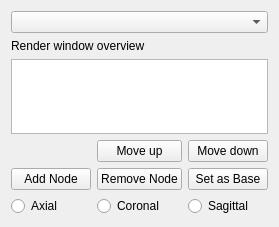
Old version of the form Plugins/org.mitk.gui.qt.renderwindowmanager/src/internal/QmitkRenderWindowManagerControls.ui in the repository pollen-metrology/MITK.
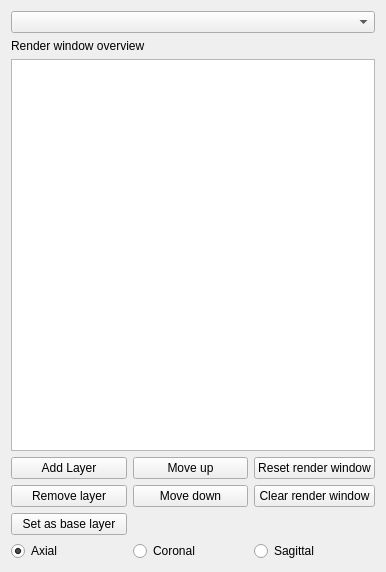
New version of the form.

```diff
--- a/Plugins/org.mitk.gui.qt.renderwindowmanager/src/internal/QmitkRenderWindowManagerControls.ui
+++ b/Plugins/org.mitk.gui.qt.renderwindowmanager/src/internal/QmitkRenderWindowManagerControls.ui
@@ -6,8 +6,8 @@
    <rect>
     <x>0</x>
     <y>0</y>
-    <width>263</width>
-    <height>227</height>
+    <width>386</width>
+    <height>572</height>
    </rect>
   </property>
   <property name="minimumSize">
@@ -46,55 +46,72 @@
        </property>
       </widget>
      </item>
-     <item row="0" column="2">
-      <widget class="QPushButton" name="pushButtonMoveDown">
-       <property name="text">
-        <string>Move down</string>
-       </property>
-      </widget>
-     </item>
-     <item row="1" column="0">
-      <widget class="QPushButton" name="pushButtonAddNode">
-       <property name="text">
-        <string>Add Node</string>
-       </property>
-      </widget>
-     </item>
-     <item row="1" column="1">
-      <widget class="QPushButton" name="pushButtonRemoveNode">
-       <property name="text">
-        <string>Remove Node</string>
-       </property>
-      </widget>
-     </item>
-     <item row="1" column="2">
-      <widget class="QPushButton" name="pushButtonSetAsBaseNode">
-       <property name="text">
-        <string>Set as Base</string>
-       </property>
-      </widget>
-     </item>
-     <item row="2" column="0">
+     <item row="3" column="0">
       <widget class="QRadioButton" name="radioButtonAxial">
        <property name="text">
         <string>Axial</string>
        </property>
+       <property name="checked">
+        <bool>true</bool>
+       </property>
       </widget>
      </item>
-     <item row="2" column="1">
+     <item row="3" column="1">
       <widget class="QRadioButton" name="radioButtonCoronal">
        <property name="text">
         <string>Coronal</string>
        </property>
       </widget>
      </item>
-     <item row="2" column="2">
+     <item row="3" column="2">
       <widget class="QRadioButton" name="radioButtonSagittal">
        <property name="text">
         <string>Sagittal</string>
        </property>
       </widget>
      </item>
+     <item row="1" column="1">
+      <widget class="QPushButton" name="pushButtonMoveDown">
+       <property name="text">
+        <string>Move down</string>
+       </property>
+      </widget>
+     </item>
+     <item row="1" column="0">
+      <widget class="QPushButton" name="pushButtonRemoveLayer">
+       <property name="text">
+        <string>Remove layer</string>
+       </property>
+      </widget>
+     </item>
+     <item row="0" column="0">
+      <widget class="QPushButton" name="pushButtonAddLayer">
+       <property name="text">
+        <string>Add Layer</string>
+       </property>
+      </widget>
+     </item>
+     <item row="2" column="0">
+      <widget class="QPushButton" name="pushButtonSetAsBaseLayer">
+       <property name="text">
+        <string>Set as base layer</string>
+       </property>
+      </widget>
+     </item>
+     <item row="0" column="2">
+      <widget class="QPushButton" name="pushButtonResetRenderer">
+       <property name="text">
+        <string>Reset render window</string>
+       </property>
+      </widget>
+     </item>
+     <item row="1" column="2">
+      <widget class="QPushButton" name="pushButtonClearRenderer">
+       <property name="text">
+        <string>Clear render window</string>
+       </property>
+      </widget>
+     </item>
     </layout>
    </item>
   </layout>
```
